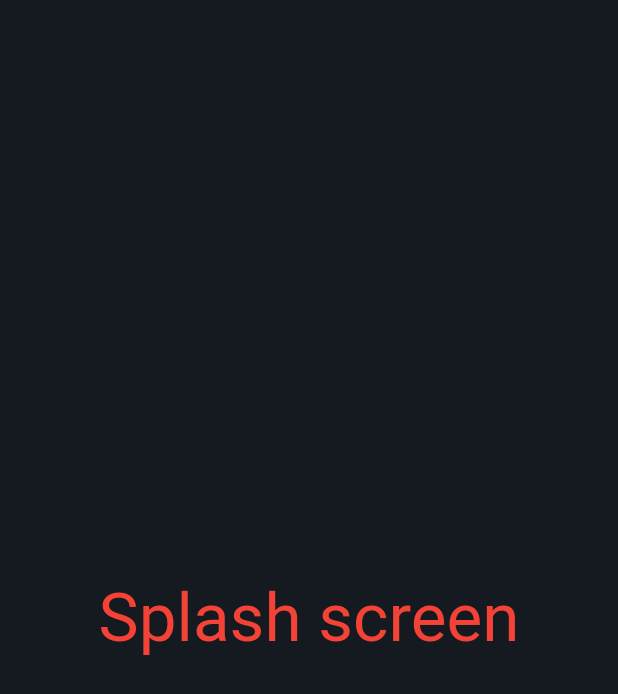
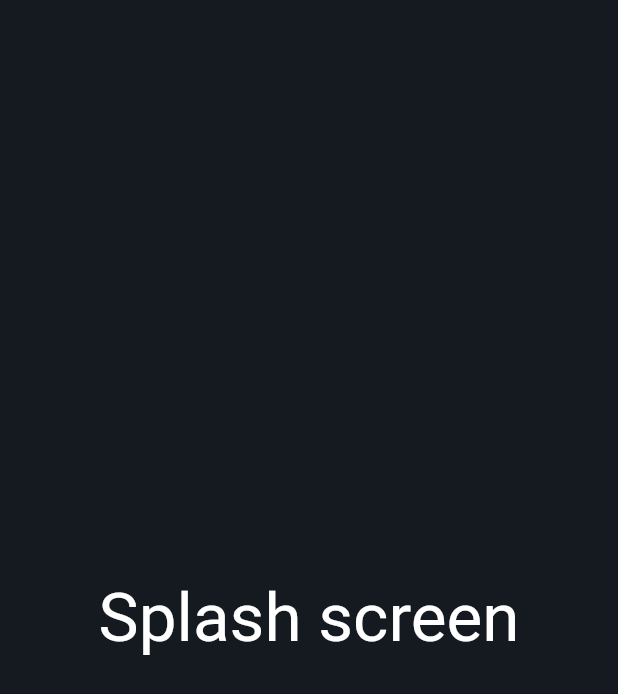
Before and after one commit to axiftaj/Flutter-Bloc-Clean-Coding, a Flutter app: the SplashView screen opened by its route, on a phone screen of 412 x 824 dp. Shown: the top 694 px of the screen. Run offline on Flutter 3.47's test engine with Material 3 defaults, Android fonts, the phone set to English and light mode, and no system bars; our stand-ins replace bloc, cached_network_image, equatable, flutter_bloc, freezed_annotation, get_it and 1 more; generated files the repository leaves out were written again; network calls fail.

Commit message:
theme updated

```diff
--- a/lib/configs/themes/dark_theme.dart
+++ b/lib/configs/themes/dark_theme.dart
@@ -19,7 +19,7 @@ ThemeData darkTheme = ThemeData.dark().copyWith(
             color: Colors.white,
           ),
           displayMedium: GoogleFonts.roboto(
-            color: Colors.red,
+            color: Colors.white,
             fontWeight: FontWeight.w400,
           ),
           headlineMedium: GoogleFonts.roboto(
```
